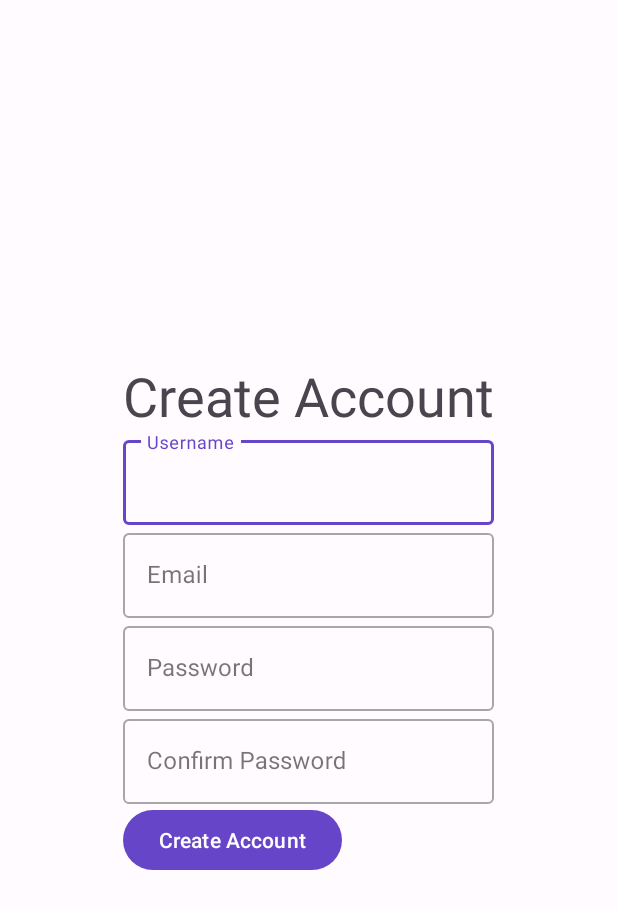
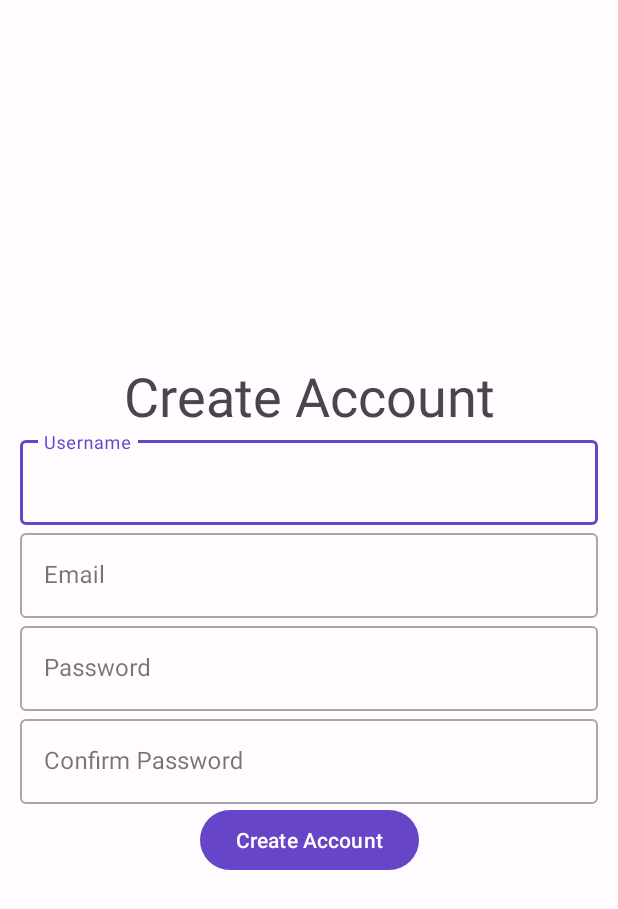
Before and after one commit to vk1cd314/Tsundoku, an Android app: the CreateAccountActivity screen opened directly, with no data from a screen before it, on a phone screen of 412 x 824 dp. Shown: the top 909 px of the screen. Run offline under Robolectric (Android 15) with nearby library versions, the phone set to English and light mode, and no system bars; our stand-ins replace Firebase (no records; nobody signed in at launch, a user with empty details on screens opened directly).

Commit message:
looks a lil nicer. unique username and email. signup allows username and email.

```diff
--- a/app/build.gradle
+++ b/app/build.gradle
@@ -68,4 +68,6 @@ dependencies {
     implementation platform('com.google.firebase:firebase-bom:31.0.1')
     implementation 'com.google.firebase:firebase-analytics-ktx'
     implementation 'com.google.firebase:firebase-auth-ktx'
+    implementation 'com.google.firebase:firebase-firestore-ktx'
+    implementation 'com.google.android.gms:play-services-location:18.0.0'
 }
--- a/app/src/main/res/layout/create_account.xml
+++ b/app/src/main/res/layout/create_account.xml
@@ -1,8 +1,8 @@
 <?xml version="1.0" encoding="utf-8"?>
-<LinearLayout xmlns:android="http://schemas.android.com/apk/res/android"
+<androidx.constraintlayout.widget.ConstraintLayout xmlns:android="http://schemas.android.com/apk/res/android"
     xmlns:app="http://schemas.android.com/apk/res-auto"
     xmlns:tools="http://schemas.android.com/tools"
-    android:layout_width="wrap_content"
+    android:layout_width="match_parent"
     android:layout_height="wrap_content"
     android:layout_gravity="center"
     android:orientation="vertical"
@@ -14,13 +14,20 @@
         android:layout_width="wrap_content"
         android:layout_height="wrap_content"
         android:text="Create Account"
-        android:textSize="36sp" />
+        android:textSize="36sp"
+        app:layout_constraintEnd_toEndOf="parent"
+        app:layout_constraintStart_toStartOf="parent"
+        app:layout_constraintTop_toTopOf="parent" />
 
     <com.google.android.material.textfield.TextInputLayout
+        android:id="@+id/signupUsernameParent"
         style="@style/Widget.MaterialComponents.TextInputLayout.OutlinedBox"
         android:layout_width="match_parent"
         android:layout_height="wrap_content"
-        android:hint="Username">
+        android:hint="Username"
+        app:layout_constraintEnd_toEndOf="parent"
+        app:layout_constraintStart_toStartOf="parent"
+        app:layout_constraintTop_toBottomOf="@id/textView9">
 
         <com.google.android.material.textfield.TextInputEditText
             android:id="@+id/signupUsername"
@@ -31,10 +38,14 @@
     </com.google.android.material.textfield.TextInputLayout>
 
     <com.google.android.material.textfield.TextInputLayout
+        android:id="@+id/signupEmailParent"
         style="@style/Widget.MaterialComponents.TextInputLayout.OutlinedBox"
         android:layout_width="match_parent"
         android:layout_height="wrap_content"
-        android:hint="Email">
+        android:hint="Email"
+        app:layout_constraintEnd_toEndOf="parent"
+        app:layout_constraintStart_toStartOf="parent"
+        app:layout_constraintTop_toBottomOf="@id/signupUsernameParent">
 
         <com.google.android.material.textfield.TextInputEditText
             android:id="@+id/signupEmail"
@@ -45,10 +56,14 @@
     </com.google.android.material.textfield.TextInputLayout>
 
     <com.google.android.material.textfield.TextInputLayout
+        android:id="@+id/signupPasswordParent"
         style="@style/Widget.MaterialComponents.TextInputLayout.OutlinedBox"
         android:layout_width="match_parent"
         android:layout_height="wrap_content"
-        android:hint="Password">
+        android:hint="Password"
+        app:layout_constraintEnd_toEndOf="parent"
+        app:layout_constraintStart_toStartOf="parent"
+        app:layout_constraintTop_toBottomOf="@id/signupEmailParent">
 
         <com.google.android.material.textfield.TextInputEditText
             android:id="@+id/signupPassword"
@@ -59,10 +74,14 @@
     </com.google.android.material.textfield.TextInputLayout>
 
     <com.google.android.material.textfield.TextInputLayout
+        android:id="@+id/signupConfirmPasswordParent"
         style="@style/Widget.MaterialComponents.TextInputLayout.OutlinedBox"
         android:layout_width="match_parent"
         android:layout_height="wrap_content"
-        android:hint="Confirm Password">
+        android:hint="Confirm Password"
+        app:layout_constraintEnd_toEndOf="parent"
+        app:layout_constraintStart_toStartOf="parent"
+        app:layout_constraintTop_toBottomOf="@id/signupPasswordParent">
 
         <com.google.android.material.textfield.TextInputEditText
             android:id="@+id/signupConfirmPassword"
@@ -76,5 +95,8 @@
         android:id="@+id/signup"
         android:layout_width="wrap_content"
         android:layout_height="wrap_content"
-        android:text="Create Account" />
-</LinearLayout>
+        android:text="Create Account"
+        app:layout_constraintEnd_toEndOf="parent"
+        app:layout_constraintStart_toStartOf="parent"
+        app:layout_constraintTop_toBottomOf="@id/signupConfirmPasswordParent" />
+</androidx.constraintlayout.widget.ConstraintLayout>
--- a/app/src/main/res/layout/login.xml
+++ b/app/src/main/res/layout/login.xml
@@ -26,7 +26,7 @@
         style="@style/Widget.MaterialComponents.TextInputLayout.OutlinedBox"
         android:layout_width="match_parent"
         android:layout_height="wrap_content"
-        android:hint="Email"
+        android:hint="Username/Email"
         app:layout_constraintStart_toStartOf="parent"
         app:layout_constraintTop_toBottomOf="@+id/textView4">
 
```
Also changed, not shown: app/src/main/java/com/tsunderead/tsundoku/account/CreateAccountActivity.kt (+49 -6 lines), app/src/main/java/com/tsunderead/tsundoku/account/LoginActivity.kt (+61 -18 lines), 9 other files.
